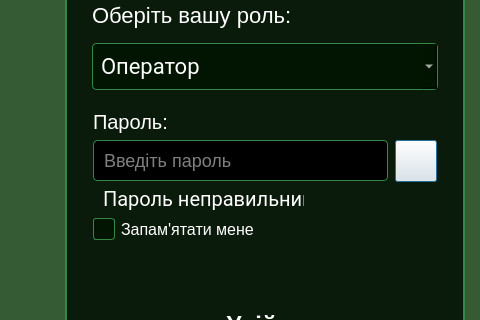
VadymKotsiuba1808/SDR_Pi, file app/ui/login_dialog.ui: the form before one commit; both pictures show x 195 to 675 and y 214 to 534 of the 920 by 780 pixel window.
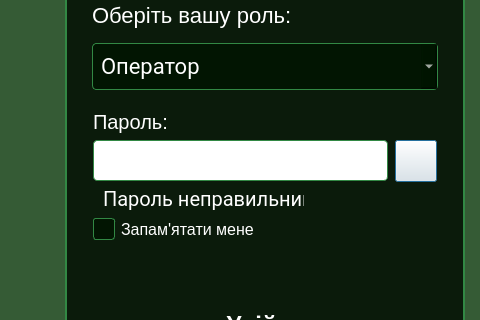
The form after the commit. Icons and pictures are not drawn.

Commit message: Added keyboardLayoutContainer to login_dialog ui

What changed in the file:
```diff
--- a/app/ui/login_dialog.ui
+++ b/app/ui/login_dialog.ui
@@ -333,9 +333,6 @@
              <height>16777215</height>
             </size>
            </property>
-           <property name="styleSheet">
-            <string notr="true">background-color:transaprent;</string>
-           </property>
            <property name="text">
             <string/>
            </property>
```
